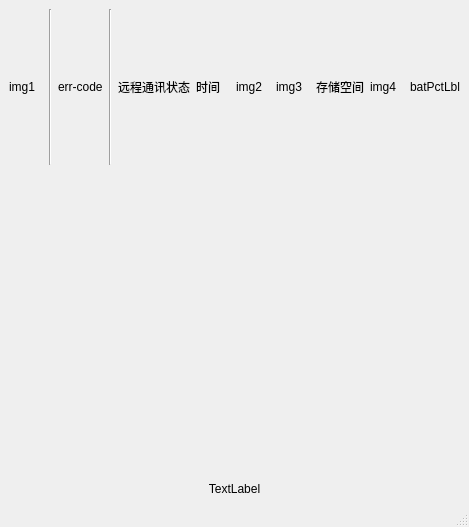
The window that mainwindow.ui (curious-heart/x-data-scanner) describes before a commit, drawn with Qt 5.
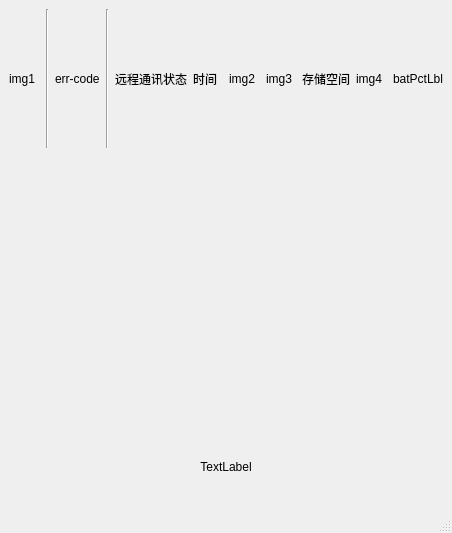
The same window after the commit.

Commit message: Optimize line display: use labe height as display height.

Diff of the .ui file:
```diff
--- a/mainwindow.ui
+++ b/mainwindow.ui
@@ -6,19 +6,31 @@
    <rect>
     <x>0</x>
     <y>0</y>
-    <width>469</width>
-    <height>527</height>
+    <width>452</width>
+    <height>533</height>
    </rect>
   </property>
   <property name="windowTitle">
    <string>MainWindow</string>
   </property>
   <widget class="QWidget" name="centralwidget">
-   <layout class="QVBoxLayout" name="verticalLayout" stretch="1,20,2,0">
+   <property name="sizePolicy">
+    <sizepolicy hsizetype="Expanding" vsizetype="Expanding">
+     <horstretch>0</horstretch>
+     <verstretch>0</verstretch>
+    </sizepolicy>
+   </property>
+   <layout class="QVBoxLayout" name="verticalLayout" stretch="2,30,4,1">
     <item>
      <layout class="QHBoxLayout" name="statusHBoxLayout">
       <item>
        <widget class="QLabel" name="pbConnLbl">
+        <property name="sizePolicy">
+         <sizepolicy hsizetype="Preferred" vsizetype="MinimumExpanding">
+          <horstretch>0</horstretch>
+          <verstretch>0</verstretch>
+         </sizepolicy>
+        </property>
         <property name="text">
          <string>img1</string>
         </property>
@@ -33,6 +45,12 @@
       </item>
       <item>
        <widget class="QLabel" name="hvConnLbl">
+        <property name="sizePolicy">
+         <sizepolicy hsizetype="Preferred" vsizetype="MinimumExpanding">
+          <horstretch>0</horstretch>
+          <verstretch>0</verstretch>
+         </sizepolicy>
+        </property>
         <property name="text">
          <string>err-code</string>
         </property>
@@ -47,6 +65,12 @@
       </item>
       <item>
        <widget class="QLabel" name="rmtConnLbl">
+        <property name="sizePolicy">
+         <sizepolicy hsizetype="Preferred" vsizetype="MinimumExpanding">
+          <horstretch>0</horstretch>
+          <verstretch>0</verstretch>
+         </sizepolicy>
+        </property>
         <property name="text">
          <string>远程通讯状态</string>
         </property>
@@ -54,6 +78,12 @@
       </item>
       <item>
        <widget class="QLabel" name="timeLbl">
+        <property name="sizePolicy">
+         <sizepolicy hsizetype="Preferred" vsizetype="MinimumExpanding">
+          <horstretch>0</horstretch>
+          <verstretch>0</verstretch>
+         </sizepolicy>
+        </property>
         <property name="text">
          <string>时间</string>
         </property>
@@ -61,6 +91,12 @@
       </item>
       <item>
        <widget class="QLabel" name="userImgLbl">
+        <property name="sizePolicy">
+         <sizepolicy hsizetype="Preferred" vsizetype="MinimumExpanding">
+          <horstretch>0</horstretch>
+          <verstretch>0</verstretch>
+         </sizepolicy>
+        </property>
         <property name="text">
          <string>img2</string>
         </property>
@@ -68,6 +104,12 @@
       </item>
       <item>
        <widget class="QLabel" name="storageImgLbl">
+        <property name="sizePolicy">
+         <sizepolicy hsizetype="Preferred" vsizetype="MinimumExpanding">
+          <horstretch>0</horstretch>
+          <verstretch>0</verstretch>
+         </sizepolicy>
+        </property>
         <property name="text">
          <string>img3</string>
         </property>
@@ -75,6 +117,12 @@
       </item>
       <item>
        <widget class="QLabel" name="storageCapLbl">
+        <property name="sizePolicy">
+         <sizepolicy hsizetype="Preferred" vsizetype="MinimumExpanding">
+          <horstretch>0</horstretch>
+          <verstretch>0</verstretch>
+         </sizepolicy>
+        </property>
         <property name="text">
          <string>存储空间</string>
         </property>
@@ -82,6 +130,12 @@
       </item>
       <item>
        <widget class="QLabel" name="batImgLbl">
+        <property name="sizePolicy">
+         <sizepolicy hsizetype="Preferred" vsizetype="MinimumExpanding">
+          <horstretch>0</horstretch>
+          <verstretch>0</verstretch>
+         </sizepolicy>
+        </property>
         <property name="text">
          <string>img4</string>
         </property>
@@ -89,6 +143,12 @@
       </item>
       <item>
        <widget class="QLabel" name="batLvlDispLbl">
+        <property name="sizePolicy">
+         <sizepolicy hsizetype="Preferred" vsizetype="MinimumExpanding">
+          <horstretch>0</horstretch>
+          <verstretch>0</verstretch>
+         </sizepolicy>
+        </property>
         <property name="text">
          <string>batPctLbl</string>
         </property>
```
Left out of the diff: 2 changed lines with no effect on the pictures. The commit also changes 12 other files.
